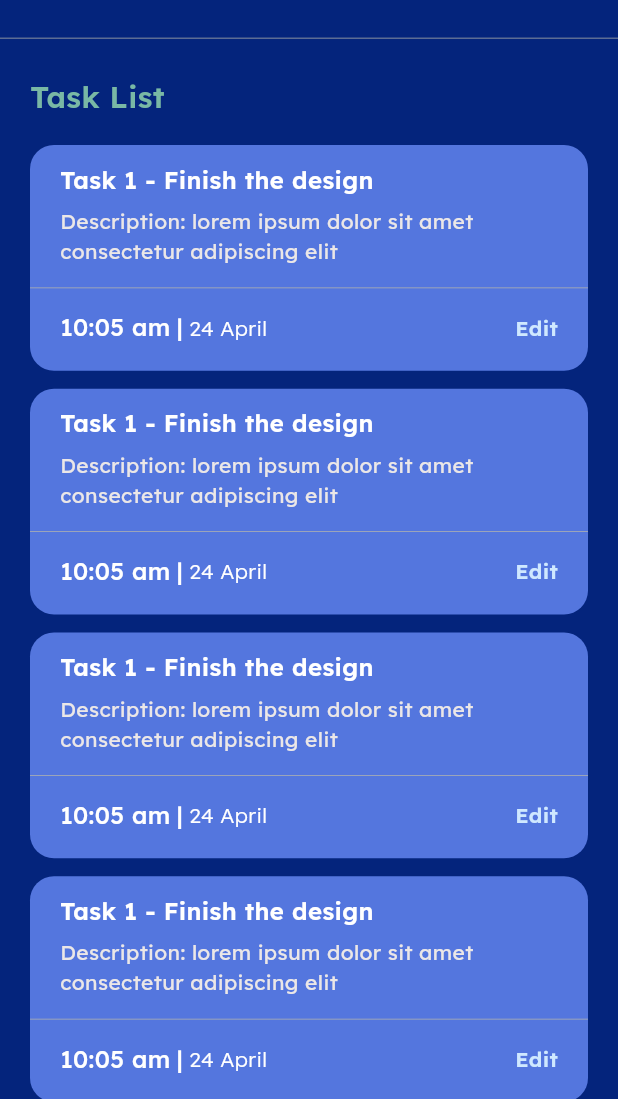
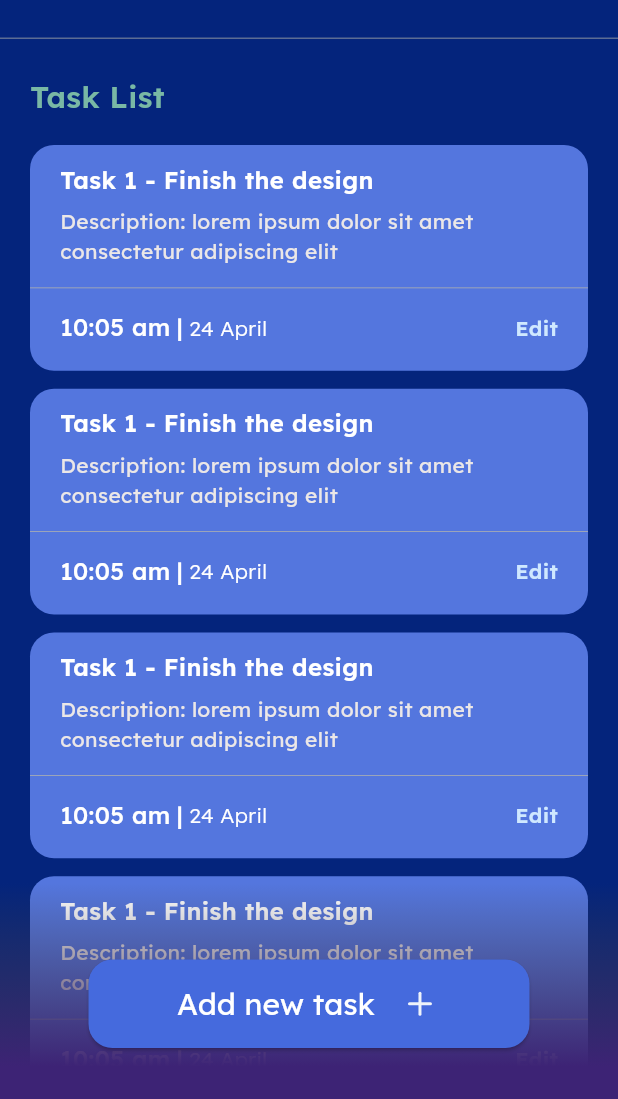
Before and after one commit to novendra27/todo_list_app, a Flutter app: the screen it shows after launch, on a phone screen of 412 x 824 dp, the part 137-1236 px from its top. Run offline on Flutter 3.47's test engine with Material 3 defaults, Android fonts, the phone set to English and light mode, and no system bars; our stand-ins replace dio, equatable, flutter_bloc, flutter_svg, gap, get_it and 2 more; generated files the repository leaves out were written again.

Commit message:
Added Task Page feature: Created an elevated button to add task and tidied up some widgets

```diff
--- a/lib/core/configs/theme/app_colors.dart
+++ b/lib/core/configs/theme/app_colors.dart
@@ -6,8 +6,12 @@ class AppColors {
   static const colorIcon = Color(0xFFB3B3AC);
   static const colorBorder = Color(0xFFBAA3FC);
   static const colorBackgroundTile = Color(0xFF5476DE);
+  static const colorBackgroundButton = Color(0xFF456ADD);
 
   static const textSecondary = Color(0xFFEBE7E7);
   static const textTitleList = Color(0xFF79B8A5);
   static const textEditList = Color(0xFFCFE8FF);
+
+  static const backgroundLinear1 = Color.fromARGB(0, 65, 65, 66);
+  static const backgroundLinear2 = Color.fromARGB(255, 61, 35, 117);
 }
--- a/lib/main.dart
+++ b/lib/main.dart
@@ -1,7 +1,7 @@
 import 'package:flutter/material.dart';
 import 'package:google_fonts/google_fonts.dart';
 import 'package:todo_list_app/core/configs/theme/app_colors.dart';
-import 'package:todo_list_app/presentation/pages/task_page.dart';
+import 'package:todo_list_app/presentation/task/pages/task_page.dart';
 
 void main() {
   runApp(const MyApp());
--- /dev/null
+++ b/lib/presentation/task/pages/task_page.dart
@@ -0,0 +1,32 @@
+import 'package:flutter/material.dart';
+import 'package:todo_list_app/common/widgets/app_bar.dart';
+import 'package:todo_list_app/presentation/task/widgets/task_list_widget.dart';
+
+import '../widgets/app_bar_task_widget.dart';
+import '../widgets/elevated_button_task_widget.dart';
+
+class TaskPage extends StatelessWidget {
+  const TaskPage({super.key});
+
+  @override
+  Widget build(BuildContext context) {
+    return const Scaffold(
+      appBar: AppBarWidget(
+        content: AppBarTaskWidget(),
+        height: 117,
+      ),
+      body: Stack(
+        children: [
+          SingleChildScrollView(
+            child: Column(
+              children: [
+                TaskListWidget(),
+              ],
+            ),
+          ),
+          ElevatedButtonTaskWidget(),
+        ],
+      ),
+    );
+  }
+}
--- a/lib/presentation/pages/task_page.dart
+++ b/lib/presentation/task/widgets/app_bar_task_widget.dart
@@ -1,40 +1,26 @@
 import 'package:flutter/material.dart';
 import 'package:flutter_svg/flutter_svg.dart';
 import 'package:gap/gap.dart';
-import 'package:todo_list_app/common/widgets/app_bar.dart';
 import 'package:todo_list_app/core/configs/assets/app_images.dart';
 import 'package:todo_list_app/core/configs/assets/app_svg.dart';
 import 'package:todo_list_app/core/configs/theme/app_colors.dart';
-import 'package:todo_list_app/presentation/task/widgets/task_list_widget.dart';
 
-class TaskPage extends StatelessWidget {
-  const TaskPage({super.key});
+class AppBarTaskWidget extends StatelessWidget {
+  const AppBarTaskWidget({super.key});
 
   @override
   Widget build(BuildContext context) {
-    return Scaffold(
-      appBar: AppBarWidget(
-        content: _appBarContent(context),
-        height: 117,
-      ),
-      body: const SingleChildScrollView(
-        child: Column(
-          children: [
-            TaskListWidget(),
-          ],
-        ),
-      ),
-    );
-  }
-
-  Column _appBarContent(BuildContext context) {
     return Column(
       children: [
         const Gap(60),
         Row(
           mainAxisAlignment: MainAxisAlignment.spaceBetween,
           children: [
-            SvgPicture.asset(AppSvg.sidebar),
+            SvgPicture.asset(
+              AppSvg.sidebar,
+              width: 24,
+              height: 24,
+            ),
             Row(
               children: [
                 Container(
@@ -58,7 +44,11 @@ class TaskPage extends StatelessWidget {
                 ),
               ],
             ),
-            SvgPicture.asset(AppSvg.search),
+            SvgPicture.asset(
+              AppSvg.search,
+              width: 24,
+              height: 24,
+            ),
           ],
         ),
       ],
--- /dev/null
+++ b/lib/presentation/task/widgets/elevated_button_task_widget.dart
@@ -0,0 +1,59 @@
+import 'package:flutter/material.dart';
+import 'package:flutter_svg/flutter_svg.dart';
+import 'package:gap/gap.dart';
+import 'package:todo_list_app/core/configs/assets/app_svg.dart';
+import 'package:todo_list_app/core/configs/theme/app_colors.dart';
+
+class ElevatedButtonTaskWidget extends StatelessWidget {
+  const ElevatedButtonTaskWidget({super.key});
+
+  @override
+  Widget build(BuildContext context) {
+    return Positioned(
+      bottom: 0,
+      left: 0,
+      right: 0,
+      child: Container(
+        padding:
+            const EdgeInsets.only(top: 51, bottom: 34, left: 59, right: 59),
+        decoration: const BoxDecoration(
+          gradient: LinearGradient(
+            colors: [AppColors.backgroundLinear1, AppColors.backgroundLinear2],
+            stops: [0.0, 0.85],
+            begin: Alignment.topCenter,
+            end: Alignment.bottomCenter,
+          ),
+        ),
+        child: ElevatedButton(
+          onPressed: () {},
+          style: ElevatedButton.styleFrom(
+            backgroundColor: AppColors.colorBackgroundButton,
+            padding: const EdgeInsets.symmetric(vertical: 15.0),
+            shape: RoundedRectangleBorder(
+              borderRadius: BorderRadius.circular(16.0),
+            ),
+          ),
+          child: Row(
+            mainAxisAlignment: MainAxisAlignment.center,
+            children: [
+              const Text(
+                'Add new task',
+                style: TextStyle(
+                  fontSize: 20,
+                  color: AppColors.colorWhite,
+                  fontWeight: FontWeight.w400,
+                ),
+              ),
+              const Gap(16),
+              SvgPicture.asset(
+                AppSvg.addRound,
+                width: 28,
+                height: 28,
+              ),
+            ],
+          ),
+        ),
+      ),
+    );
+  }
+}
```
